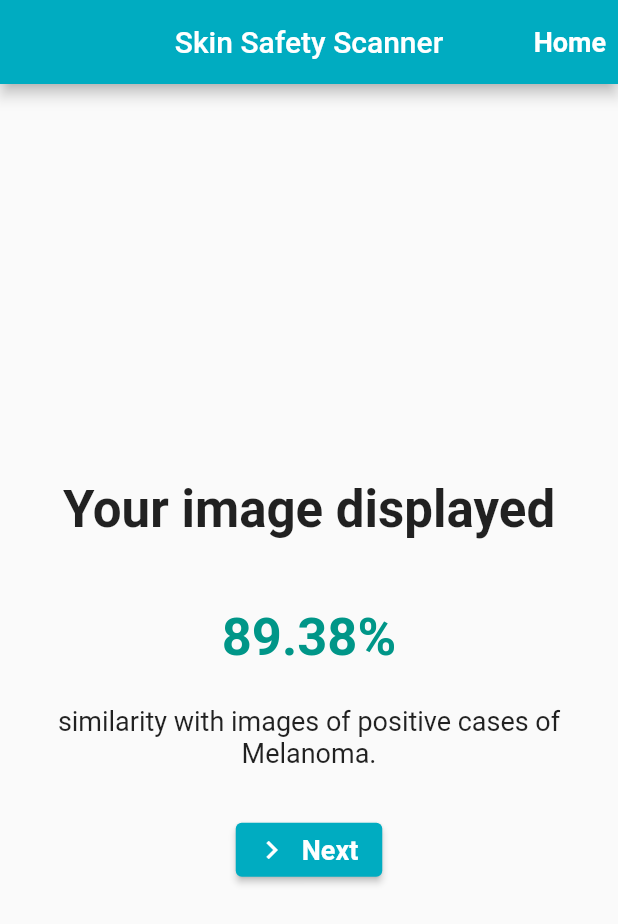
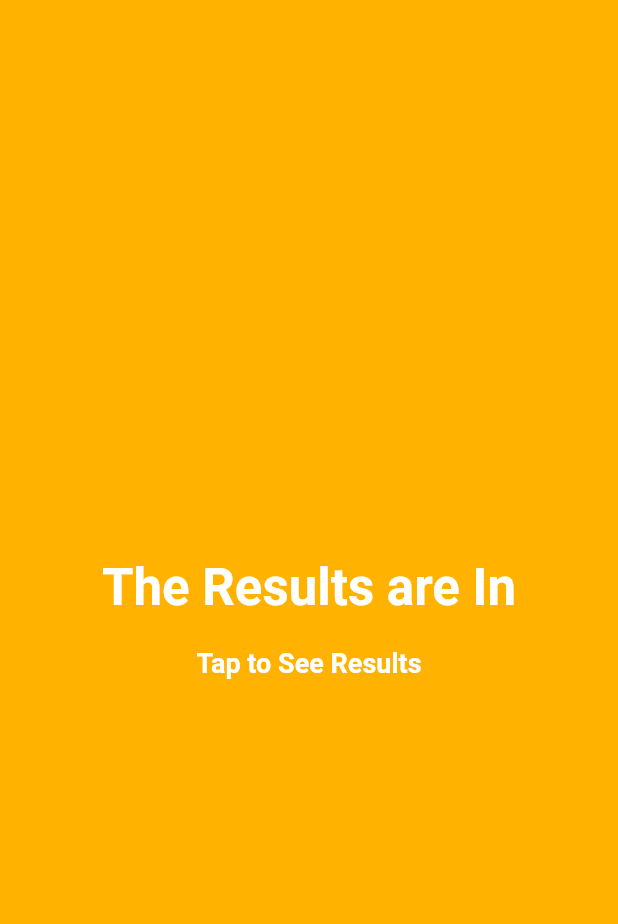
Before and after one commit to Hjfizzlebog2/SS-Skin, a Flutter app: the screen it shows after launch, on a phone screen of 412 x 824 dp. Shown: the top 924 px of the screen. Run offline on Flutter 3.47's test engine with Material 2 defaults, Android fonts, the phone set to English and light mode, and no system bars; our stand-ins replace cloud_firestore, email_validator, firebase_auth, firebase_core, firebase_storage, google_sign_in and 2 more; missing offline and left inert: extension_google_sign_in_as_googleapis_auth; accounts and stored records are empty.

Commit message:
Added a SeeResults screen. Not perfectly colored, but it'll work out. Also added constants.

```diff
--- /dev/null
+++ b/lib/Constants.dart
@@ -0,0 +1,9 @@
+import 'package:flutter/material.dart';
+
+class Constants {
+  static const bob = "bob";
+  static const Map reportMap = {
+    "Melanoma" : 0.893764823,
+    "Not_Melanoma" : 1 - 0.893764823,
+  };
+}
--- /dev/null
+++ b/lib/SeeResults.dart
@@ -0,0 +1,61 @@
+import 'package:flutter/material.dart';
+import 'package:ss_skin_project/GeneratedReport.dart';
+import 'Constants.dart' as Constants;
+
+class SeeResults extends StatelessWidget {
+  final Map scan;
+
+  const SeeResults({
+    Key? key,
+    required this.scan,
+  }) : super(key: key);
+
+
+
+  @override
+  Widget build(BuildContext context) {
+    return Scaffold(
+      backgroundColor: Colors.amber[600],
+      body: GestureDetector(
+        behavior: HitTestBehavior.opaque,
+        onTap: () {
+          Navigator.push(
+            context,
+              MaterialPageRoute(builder: (context) => GeneratedReport(scan: scan))
+          );
+        },
+        child: Column(
+          mainAxisAlignment: MainAxisAlignment.center,
+          crossAxisAlignment: CrossAxisAlignment.center,
+          children: <Widget> [
+        Container(
+        alignment: Alignment.topCenter,
+          padding: const EdgeInsets.all(10),
+          child: const Text(
+            'The Results are In',
+            style: TextStyle(
+                fontWeight: FontWeight.bold,
+                fontSize: 34,
+              color: Colors.white
+            ),
+          ),
+        ),
+            Container(
+              alignment: Alignment.bottomCenter,
+              padding: const EdgeInsets.all(10),
+              child: const Text(
+                'Tap to See Results',
+                style: TextStyle(
+                    fontWeight: FontWeight.bold,
+                    fontSize: 18,
+                    color: Colors.white
+                ),
+              ),
+            )
+        ],
+        ),
+      )
+    );
+  }
+
+}
--- a/lib/TitleSplashScreen.dart
+++ b/lib/TitleSplashScreen.dart
@@ -5,6 +5,7 @@ import 'package:ss_skin_project/Questionnaire.dart';
 import 'package:ss_skin_project/RegisteredHomePage.dart';
 import 'package:ss_skin_project/ZipCodeCollection.dart';
 import 'LogInScreen.dart';
+import 'SeeResults.dart';
 
 class TitleSplashScreen extends StatelessWidget {
   const TitleSplashScreen({Key? key}) : super(key: key);
@@ -27,7 +28,7 @@ class TitleSplashScreen extends StatelessWidget {
         ),
         home: SplashScreen(
           seconds: 5,
-          navigateAfterSeconds: const GeneratedReport(scan: reportMap),
+          navigateAfterSeconds: const SeeResults(scan: reportMap),
           title: const Text(
             '\nSkin Safety Scanner',
             style: TextStyle(
```
